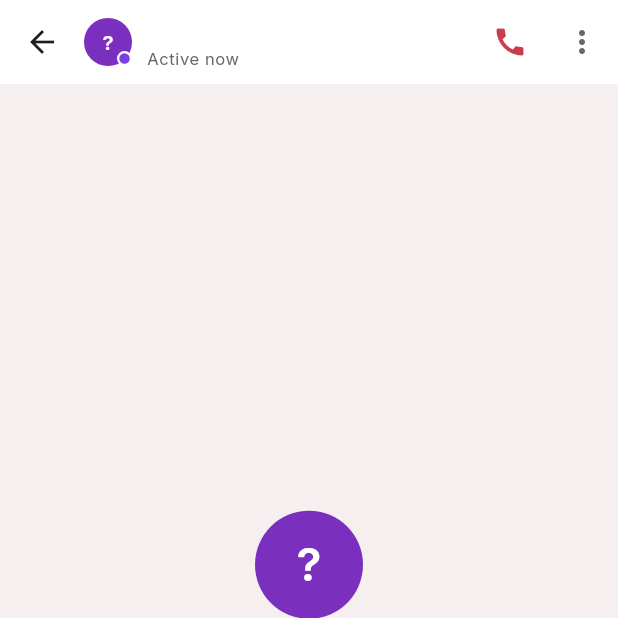
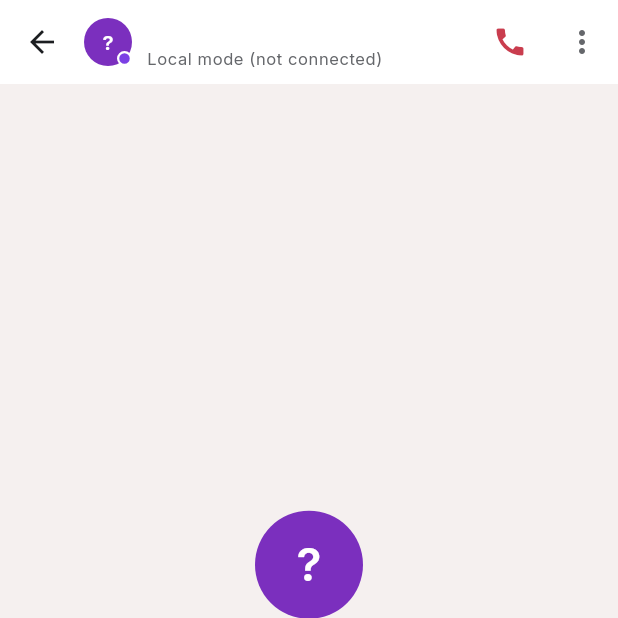
Before and after one commit to phaysaal/safesocial, a Flutter app: the ChatDetailScreen screen opened directly with empty values, on a phone screen of 412 x 824 dp, the top half of it. Run offline on Flutter 3.47's test engine with Material 3 defaults, Android fonts, the phone set to English and light mode, and no system bars; our stand-ins replace equatable, go_router, google_fonts, image_picker, qr_flutter, shared_preferences; missing offline and left inert: mobile_scanner, veilid; accounts and stored records are empty; project files that could hold a hidden picture were left out.

Commit message:
Add P2P network status indicator + delete from chat menu
- Green dot next to "Spheres" title shows P2P connection state
  (green = connected, orange = not connected). Tap for details.
- Chat screen shows "P2P Connected" or "Local mode" under contact name
- This helps debug why messages aren't reaching the other device

Co-Authored-By: Claude Opus 4.6 (1M context) <noreply@anthropic.com>

```diff
--- a/safesocial_app/lib/screens/chat/chat_detail_screen.dart
+++ b/safesocial_app/lib/screens/chat/chat_detail_screen.dart
@@ -7,6 +7,7 @@ import '../../services/chat_service.dart';
 import '../../services/contact_service.dart';
 import '../../services/identity_service.dart';
 import '../../services/media_service.dart';
+import '../../services/veilid_service.dart';
 import '../../widgets/avatar.dart';
 import '../../widgets/message_bubble.dart';
 
@@ -127,8 +128,15 @@ class _ChatDetailScreenState extends State<ChatDetailScreen> {
                     overflow: TextOverflow.ellipsis,
                   ),
                   Text(
-                    'Active now',
-                    style: theme.textTheme.bodySmall?.copyWith(fontSize: 11),
+                    context.watch<VeilidService>().isAttached
+                        ? 'P2P Connected'
+                        : 'Local mode (not connected)',
+                    style: theme.textTheme.bodySmall?.copyWith(
+                      fontSize: 11,
+                      color: context.watch<VeilidService>().isAttached
+                          ? Colors.green
+                          : cs.onSurfaceVariant,
+                    ),
                   ),
                 ],
               ),
```
Also changed, not shown: safesocial_app/lib/screens/feed/feed_screen.dart (+47 -6 lines).
